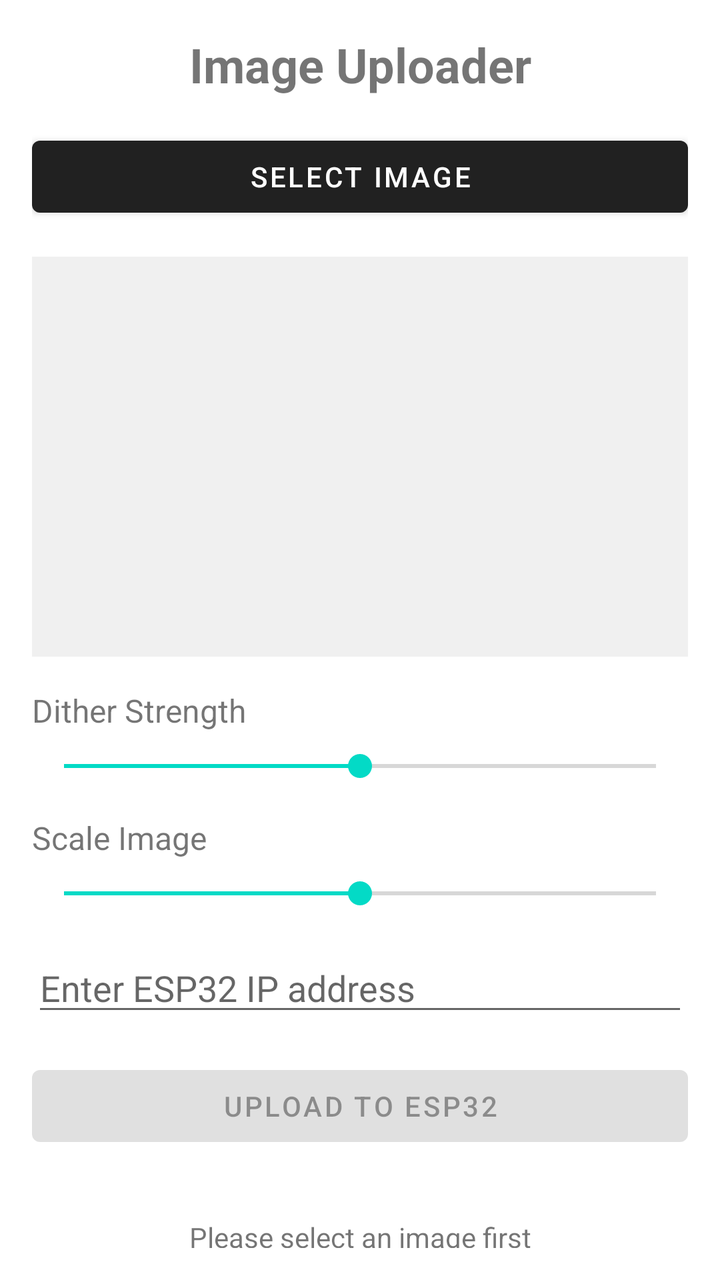
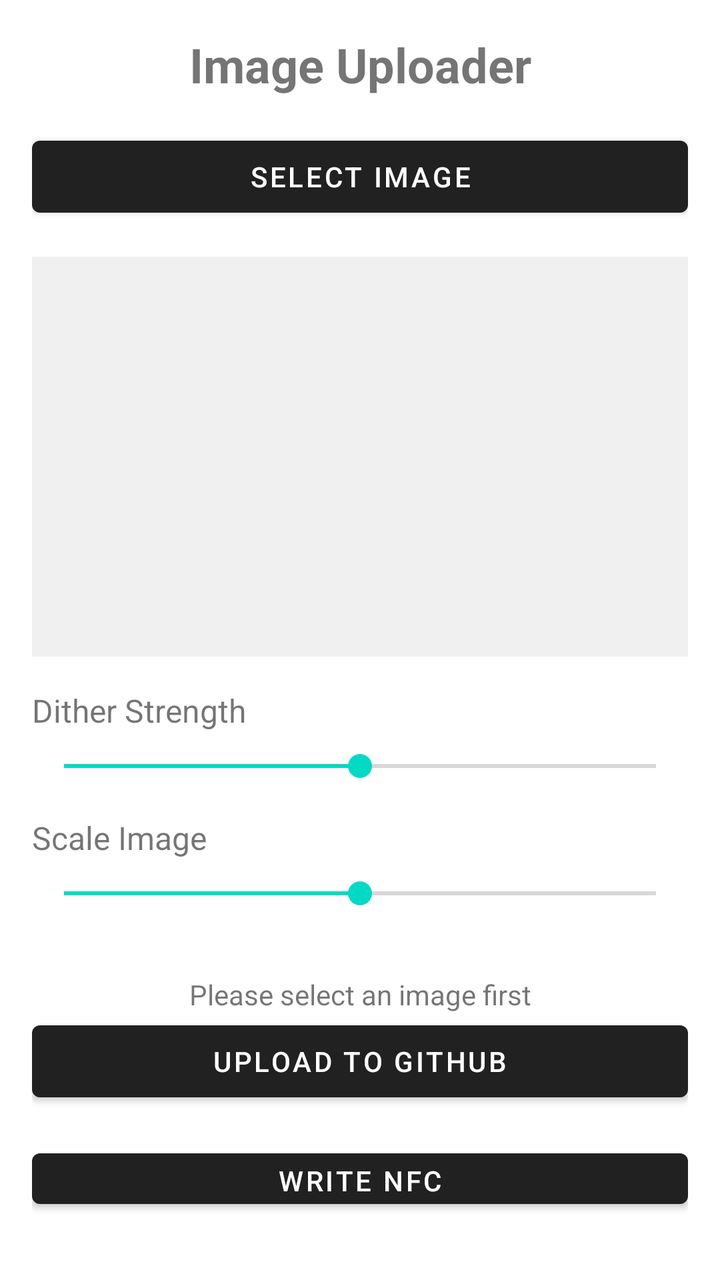

Two renders of the same Android screen: before a commit and after it. Below are the layout's source before the change and the commit's diff.
<!-- AndroidManifest.xml: application theme Theme.ImageUploader -->
<!-- res/layout/activity_main.xml -->
<?xml version="1.0" encoding="utf-8"?>
<LinearLayout xmlns:android="http://schemas.android.com/apk/res/android"
    android:layout_width="match_parent"
    android:layout_height="match_parent"
    android:orientation="vertical"
    android:padding="16dp">

    <TextView
        android:layout_width="match_parent"
        android:layout_height="wrap_content"
        android:text="@string/app_name"
        android:textSize="24sp"
        android:textStyle="bold"
        android:gravity="center"
        android:layout_marginBottom="16dp" />

    <Button
        android:id="@+id/btnSelectImage"
        android:layout_width="match_parent"
        android:layout_height="wrap_content"
        android:text="@string/select_image"
        android:layout_marginBottom="16dp" />

    <ImageView
        android:id="@+id/imagePreview"
        android:layout_width="match_parent"
        android:layout_height="200dp"
        android:scaleType="centerInside"
        android:background="#F0F0F0"
        android:layout_marginBottom="16dp" />

    <TextView
        android:layout_width="match_parent"
        android:layout_height="wrap_content"
        android:text="@string/dither_strength"
        android:textSize="16sp"
        android:layout_marginBottom="8dp" />

    <SeekBar
        android:id="@+id/seekBarDither"
        android:layout_width="match_parent"
        android:layout_height="wrap_content"
        android:max="100"
        android:progress="50"
        android:layout_marginBottom="16dp" />

    <TextView
        android:layout_width="match_parent"
        android:layout_height="wrap_content"
        android:text="@string/scale_image"
        android:textSize="16sp"
        android:layout_marginBottom="8dp" />

    <SeekBar
        android:id="@+id/seekBarScale"
        android:layout_width="match_parent"
        android:layout_height="wrap_content"
        android:max="100"
        android:progress="50"
        android:layout_marginBottom="16dp" />

    <EditText
        android:id="@+id/editEsp32Ip"
        android:layout_width="match_parent"
        android:layout_height="wrap_content"
        android:hint="@string/enter_esp32_ip"
        android:inputType="text"
        android:layout_marginBottom="16dp"/>

    <Button
        android:id="@+id/btnSendEsp32"
        android:layout_width="match_parent"
        android:layout_height="wrap_content"
        android:text="@string/send_to_esp32"
        android:enabled="false"
        android:layout_marginBottom="16dp" />

    <TextView
        android:id="@+id/tvStatus"
        android:layout_width="match_parent"
        android:layout_height="wrap_content"
        android:text="@string/select_image_first"
        android:gravity="center"
        android:textSize="14sp"
        android:paddingTop="16dp" />

</LinearLayout>
<!-- resources referenced by this layout -->
<resources>
  <string name="app_name">Image Uploader</string>
  <string name="dither_strength">Dither Strength</string>
  <string name="enter_esp32_ip">Enter ESP32 IP address</string>
  <string name="scale_image">Scale Image</string>
  <string name="select_image">Select Image</string>
  <string name="select_image_first">Please select an image first</string>
  <string name="send_to_esp32">Upload to ESP32</string>
  <style name="Theme.ImageUploader" parent="Theme.MaterialComponents.DayNight.DarkActionBar">
          
      </style>
</resources>

<!-- the commit's change to res/layout/activity_main.xml (unified diff, before → after) -->
@@ -1,87 +1,74 @@
 <?xml version="1.0" encoding="utf-8"?>
 <LinearLayout xmlns:android="http://schemas.android.com/apk/res/android"
+    android:orientation="vertical"
+    android:padding="16dp"
     android:layout_width="match_parent"
-    android:layout_height="match_parent"
-    android:orientation="vertical"
-    android:padding="16dp">
-
+    android:layout_height="match_parent">
     <TextView
-        android:layout_width="match_parent"
-        android:layout_height="wrap_content"
-        android:text="@string/app_name"
         android:textSize="24sp"
         android:textStyle="bold"
         android:gravity="center"
-        android:layout_marginBottom="16dp" />
-
+        android:layout_width="match_parent"
+        android:layout_height="wrap_content"
+        android:layout_marginBottom="16dp"
+        android:text="@string/app_name"/>
     <Button
         android:id="@+id/btnSelectImage"
         android:layout_width="match_parent"
         android:layout_height="wrap_content"
-        android:text="@string/select_image"
-        android:layout_marginBottom="16dp" />
-
+        android:layout_marginBottom="16dp"
+        android:text="@string/select_image"/>
     <ImageView
         android:id="@+id/imagePreview"
+        android:background="#f0f0f0"
         android:layout_width="match_parent"
         android:layout_height="200dp"
-        android:scaleType="centerInside"
-        android:background="#F0F0F0"
-        android:layout_marginBottom="16dp" />
-
+        android:layout_marginBottom="16dp"
+        android:scaleType="centerInside"/>
     <TextView
+        android:textSize="16sp"
         android:layout_width="match_parent"
         android:layout_height="wrap_content"
-        android:text="@string/dither_strength"
-        android:textSize="16sp"
-        android:layout_marginBottom="8dp" />
-
+        android:layout_marginBottom="8dp"
+        android:text="@string/dither_strength"/>
     <SeekBar
         android:id="@+id/seekBarDither"
         android:layout_width="match_parent"
         android:layout_height="wrap_content"
+        android:layout_marginBottom="16dp"
         android:max="100"
-        android:progress="50"
-        android:layout_marginBottom="16dp" />
-
+        android:progress="50"/>
     <TextView
+        android:textSize="16sp"
         android:layout_width="match_parent"
         android:layout_height="wrap_content"
-        android:text="@string/scale_image"
-        android:textSize="16sp"
-        android:layout_marginBottom="8dp" />
-
+        android:layout_marginBottom="8dp"
+        android:text="@string/scale_image"/>
     <SeekBar
         android:id="@+id/seekBarScale"
         android:layout_width="match_parent"
         android:layout_height="wrap_content"
+        android:layout_marginBottom="16dp"
         android:max="100"
-        android:progress="50"
-        android:layout_marginBottom="16dp" />
-
-    <EditText
-        android:id="@+id/editEsp32Ip"
+        android:progress="50"/>
+    <TextView
+        android:textSize="14sp"
+        android:gravity="center"
+        android:id="@+id/tvStatus"
+        android:paddingTop="16dp"
         android:layout_width="match_parent"
         android:layout_height="wrap_content"
-        android:hint="@string/enter_esp32_ip"
-        android:inputType="text"
-        android:layout_marginBottom="16dp"/>
-
+        android:text="@string/select_image_first"/>
     <Button
-        android:id="@+id/btnSendEsp32"
+        android:id="@+id/btnUploadGithub"
         android:layout_width="match_parent"
         android:layout_height="wrap_content"
-        android:text="@string/send_to_esp32"
-        android:enabled="false"
-        android:layout_marginBottom="16dp" />
-
-    <TextView
-        android:id="@+id/tvStatus"
+        android:layout_marginBottom="16dp"
+        android:text="@string/update_to_github"/>
+    <Button
+        android:id="@+id/btnWriteNfc"
         android:layout_width="match_parent"
         android:layout_height="wrap_content"
-        android:text="@string/select_image_first"
-        android:gravity="center"
-        android:textSize="14sp"
-        android:paddingTop="16dp" />
-
+        android:layout_marginBottom="16dp"
+        android:text="@string/write_nfc"/>
 </LinearLayout>
<!-- resource entries referenced after the edit -->
@@ -2,11 +2,11 @@
 <resources>
   <string name="app_name">Image Uploader</string>
   <string name="dither_strength">Dither Strength</string>
-  <string name="enter_esp32_ip">Enter ESP32 IP address</string>
   <string name="scale_image">Scale Image</string>
   <string name="select_image">Select Image</string>
   <string name="select_image_first">Please select an image first</string>
-  <string name="send_to_esp32">Upload to ESP32</string>
+  <string name="update_to_github">Upload to GitHub</string>
+  <string name="write_nfc">Write NFC</string>
   <style name="Theme.ImageUploader" parent="Theme.MaterialComponents.DayNight.DarkActionBar">
           
       </style>
